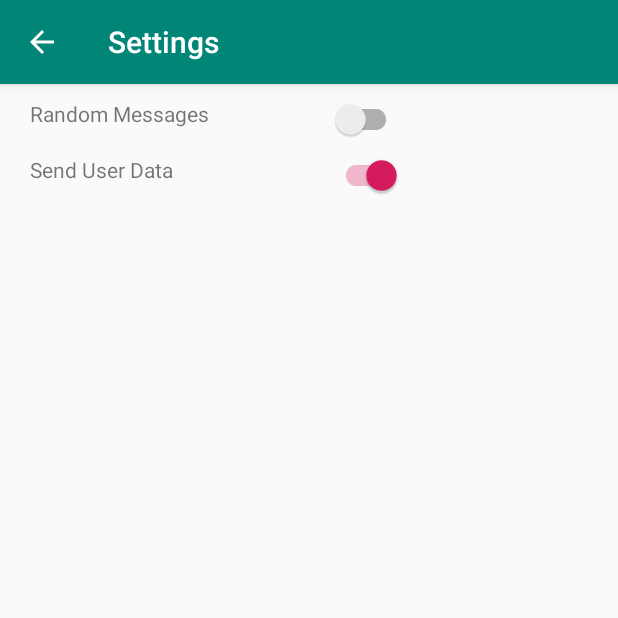
After one commit to kenmurrell/Aphrodite, an Android app: the SettingsActivity screen opened directly, with no data from a screen before it, on a phone screen of 412 x 824 dp, the top half of it. The commit adds this screen. Run offline under Robolectric (Android 15) with nearby library versions, the phone set to English and light mode, and no system bars.

Commit message:
Completed settings menu, unfinished about menu

```diff
--- /dev/null
+++ b/app/src/main/java/kenmurrell/bfr/SettingsActivity.java
@@ -0,0 +1,45 @@
+package kenmurrell.bfr;
+
+import android.content.SharedPreferences;
+import android.os.Bundle;
+import android.support.v7.app.AppCompatActivity;
+import android.support.v7.widget.SwitchCompat;
+import android.util.Log;
+import android.widget.CompoundButton;
+
+public class SettingsActivity extends AppCompatActivity {
+
+    @Override
+    protected void onCreate(Bundle savedInstanceState) {
+        super.onCreate(savedInstanceState);
+        setContentView(R.layout.activity_settings);
+
+        //------------------------
+        //Error is here! onCheckedChange is not being called
+        //Look at this: https://stackoverflow.com/questions/36868099/make-switch-button-which-is-in-an-alertdialog-do-something-when-its-state-cha/36868526#36868526
+        //------------------------
+
+        SwitchCompat randomSwitch = findViewById(R.id.switchRandom);
+        randomSwitch.setChecked(getSharedPreferences("SETTINGS", 0).getBoolean("RANDOM_MSG", false));
+        randomSwitch.setOnCheckedChangeListener(new CompoundButton.OnCheckedChangeListener() {
+            @Override
+            public void onCheckedChanged(CompoundButton buttonView, boolean isChecked) {
+                SharedPreferences.Editor editor = getSharedPreferences("SETTINGS",0).edit();
+                editor.putBoolean("RANDOM_MSG", isChecked);
+                Log.i("--EVENT--","Changed RANDOM_MSG");
+                editor.apply();
+            }
+        });
+        SwitchCompat dataSwitch = findViewById(R.id.switchData);
+        dataSwitch.setChecked(getSharedPreferences("SETTINGS", 0).getBoolean("SEND_DATA", true));
+        dataSwitch.setOnCheckedChangeListener(new CompoundButton.OnCheckedChangeListener() {
+            @Override
+            public void onCheckedChanged(CompoundButton buttonView, boolean isChecked) {
+                SharedPreferences.Editor editor = getSharedPreferences("SETTINGS",0).edit();
+                editor.putBoolean("USER_DATA", isChecked);
+                Log.i("--EVENT--","Changed USER_DATA");
+                editor.apply();
+            }
+        });
+    }
+}
--- /dev/null
+++ b/app/src/main/res/layout/activity_settings.xml
@@ -0,0 +1,52 @@
+<?xml version="1.0" encoding="utf-8"?>
+<android.support.constraint.ConstraintLayout xmlns:android="http://schemas.android.com/apk/res/android"
+    xmlns:tools="http://schemas.android.com/tools"
+    android:layout_width="match_parent"
+    android:layout_height="match_parent"
+    tools:context=".SettingsActivity">
+
+
+        <LinearLayout
+            android:layout_width="fill_parent"
+            android:layout_height="wrap_content"
+            android:orientation="vertical">
+            <LinearLayout
+                android:layout_width="fill_parent"
+                android:layout_height="wrap_content"
+                android:layout_marginTop="10dp"
+                android:orientation="horizontal">
+                <TextView
+                    android:layout_width="200dp"
+                    android:layout_height="wrap_content"
+                    android:layout_marginLeft="20dp"
+                    android:gravity="left"
+                    android:text="Random Messages" />
+                <android.support.v7.widget.SwitchCompat
+                    android:id="@+id/switchRandom"
+                    android:layout_width="wrap_content"
+                    android:layout_height="wrap_content"
+                    android:gravity="right"/>
+            </LinearLayout>
+
+            <LinearLayout
+                android:layout_width="fill_parent"
+                android:layout_height="wrap_content"
+                android:layout_marginTop="10dp"
+                android:orientation="horizontal">
+                <TextView
+                    android:layout_width="200dp"
+                    android:layout_height="wrap_content"
+                    android:layout_marginLeft="20dp"
+                    android:gravity="left"
+                    android:text="Send User Data" />
+                <android.support.v7.widget.SwitchCompat
+                    android:id="@+id/switchData"
+                    android:layout_width="wrap_content"
+                    android:layout_height="wrap_content"
+                    android:gravity="right"/>
+            </LinearLayout>
+        </LinearLayout>
+
+
+
+</android.support.constraint.ConstraintLayout>
--- a/app/src/main/res/menu/activity_main_drawer.xml
+++ b/app/src/main/res/menu/activity_main_drawer.xml
@@ -15,7 +15,7 @@
                 <item
                     android:id="@+id/nav_settings"
                     android:icon="@drawable/ic_menu_manage"
-                    android:title="Options" />
+                    android:title="Settings" />
                 <item
                     android:id="@+id/nav_about"
                     android:icon="@drawable/ic_menu_questionmark"
```
Also changed, not shown: app/src/main/AndroidManifest.xml (+16 -0 lines), app/src/main/java/kenmurrell/bfr/AboutActivity.java (added, +13 -0 lines), app/src/main/java/kenmurrell/bfr/MainActivity.java (+11 -60 lines), app/src/main/res/layout/activity_about.xml (added, +12 -0 lines), app/src/main/res/layout/app_bar_main.xml (+4 -4 lines), app/src/main/res/layout/options_menu.xml (deleted, +0 -65 lines), app/src/main/res/values/strings.xml (+3 -4 lines), app/src/main/res/drawable-v21/ic_launcher_foreground.png (added).
